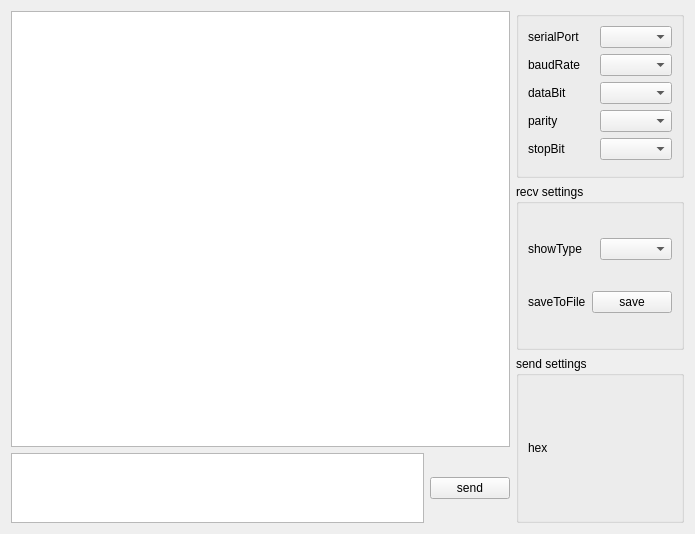
First picture: the form in serialwindow.ui, repository aiwang23/serialPortTools, before the edit.
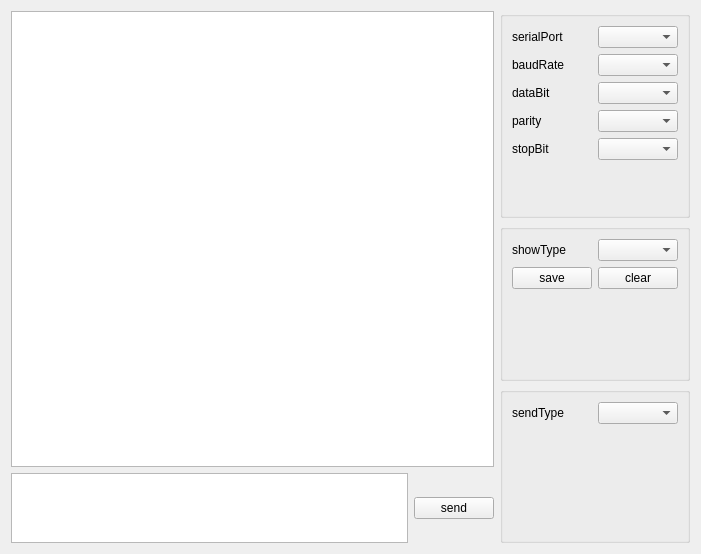
Second picture: the form after the edit. Custom widgets are drawn as their Qt base class.

Commit message: 解决了使用16进制数据显示的时候, 窗口会卡顿的问题. 添加了清空输出窗口的按钮。

What changed in the file:
```diff
--- a/serialwindow.ui
+++ b/serialwindow.ui
@@ -6,8 +6,8 @@
    <rect>
     <x>0</x>
     <y>0</y>
-    <width>695</width>
-    <height>534</height>
+    <width>701</width>
+    <height>554</height>
    </rect>
   </property>
   <property name="windowTitle">
@@ -107,13 +107,26 @@
       <item>
        <widget class="ElaToggleButton" name="toggleswitch_open" native="true"/>
       </item>
+      <item>
+       <spacer name="verticalSpacer_2">
+        <property name="orientation">
+         <enum>Qt::Vertical</enum>
+        </property>
+        <property name="sizeHint" stdset="0">
+         <size>
+          <width>20</width>
+          <height>40</height>
+         </size>
+        </property>
+       </spacer>
+      </item>
      </layout>
     </widget>
    </item>
    <item row="1" column="1">
     <widget class="QGroupBox" name="groupBox_recv">
      <property name="title">
-      <string>recv settings</string>
+      <string/>
      </property>
      <layout class="QVBoxLayout" name="verticalLayout">
       <item>
@@ -132,13 +145,6 @@
       </item>
       <item>
        <layout class="QHBoxLayout" name="horizontalLayout_6">
-        <item>
-         <widget class="ElaText" name="label_save_file">
-          <property name="text">
-           <string>saveToFile</string>
-          </property>
-         </widget>
-        </item>
         <item>
          <widget class="ElaPushButton" name="pushButton_save_file">
           <property name="text">
@@ -146,15 +152,35 @@
           </property>
          </widget>
         </item>
+        <item>
+         <widget class="ElaPushButton" name="pushButton_clear">
+          <property name="text">
+           <string>clear</string>
+          </property>
+         </widget>
+        </item>
        </layout>
       </item>
+      <item>
+       <spacer name="verticalSpacer_3">
+        <property name="orientation">
+         <enum>Qt::Vertical</enum>
+        </property>
+        <property name="sizeHint" stdset="0">
+         <size>
+          <width>20</width>
+          <height>40</height>
+         </size>
+        </property>
+       </spacer>
+      </item>
      </layout>
     </widget>
    </item>
    <item row="2" column="1">
     <widget class="QGroupBox" name="groupBox_send">
      <property name="title">
-      <string>send settings</string>
+      <string/>
      </property>
      <layout class="QVBoxLayout" name="verticalLayout_3">
       <item>
@@ -162,15 +188,28 @@
         <item>
          <widget class="ElaText" name="label_send_type">
           <property name="text">
-           <string>hex</string>
+           <string>sendType</string>
           </property>
          </widget>
         </item>
         <item>
-         <widget class="ElaToggleSwitch" name="toggleSwitch_send_type" native="true"/>
+         <widget class="ElaComboBox" name="comboBox_send_type"/>
         </item>
        </layout>
       </item>
+      <item>
+       <spacer name="verticalSpacer">
+        <property name="orientation">
+         <enum>Qt::Vertical</enum>
+        </property>
+        <property name="sizeHint" stdset="0">
+         <size>
+          <width>20</width>
+          <height>40</height>
+         </size>
+        </property>
+       </spacer>
+      </item>
      </layout>
     </widget>
    </item>
@@ -203,12 +242,6 @@
    <extends>QPlainTextEdit</extends>
    <header location="global">outtextedit.h</header>
   </customwidget>
-  <customwidget>
-   <class>ElaToggleSwitch</class>
-   <extends>QWidget</extends>
-   <header location="global">ElaToggleSwitch.h</header>
-   <container>1</container>
-  </customwidget>
   <customwidget>
    <class>ElaText</class>
    <extends>QLabel</extends>
```
Left out of the diff: 2 changed lines with no effect on the pictures. The commit also changes 7 other files.
